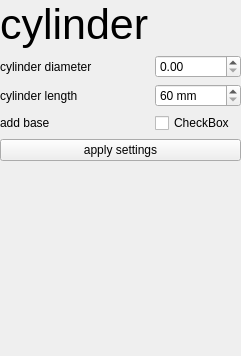
nsmela/brachify, file src/windows/ui/cylinder_view.ui: the form before one commit.
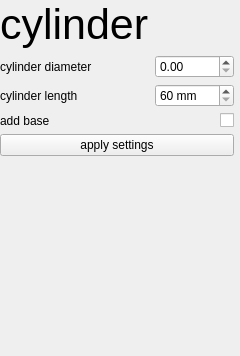
The form after the commit.

Commit message: updated cylinder view

```diff
--- a/src/windows/ui/cylinder_view.ui
+++ b/src/windows/ui/cylinder_view.ui
@@ -21,7 +21,7 @@
     <number>0</number>
    </property>
    <property name="rightMargin">
-    <number>0</number>
+    <number>6</number>
    </property>
    <property name="bottomMargin">
     <number>0</number>
@@ -51,6 +51,52 @@
    <item row="1" column="1">
     <widget class="QDoubleSpinBox" name="spinbox_diameter"/>
    </item>
+   <item row="7" column="0">
+    <spacer name="verticalSpacer">
+     <property name="orientation">
+      <enum>Qt::Vertical</enum>
+     </property>
+     <property name="sizeHint" stdset="0">
+      <size>
+       <width>20</width>
+       <height>40</height>
+      </size>
+     </property>
+    </spacer>
+   </item>
+   <item row="6" column="0" colspan="2">
+    <widget class="QPushButton" name="btn_apply_settings">
+     <property name="text">
+      <string>apply settings</string>
+     </property>
+    </widget>
+   </item>
+   <item row="4" column="0">
+    <widget class="QLabel" name="label_3">
+     <property name="text">
+      <string>add base</string>
+     </property>
+     <property name="buddy">
+      <cstring>cb_add_base</cstring>
+     </property>
+    </widget>
+   </item>
+   <item row="4" column="1">
+    <widget class="QCheckBox" name="cb_add_base">
+     <property name="layoutDirection">
+      <enum>Qt::RightToLeft</enum>
+     </property>
+     <property name="text">
+      <string/>
+     </property>
+     <property name="iconSize">
+      <size>
+       <width>16</width>
+       <height>16</height>
+      </size>
+     </property>
+    </widget>
+   </item>
    <item row="2" column="0">
     <widget class="QLabel" name="label_2">
      <property name="text">
@@ -65,7 +111,7 @@
     <widget class="QSpinBox" name="spinbox_length">
      <property name="minimumSize">
       <size>
-       <width>86</width>
+       <width>0</width>
        <height>0</height>
       </size>
      </property>
@@ -80,43 +126,6 @@
      </property>
     </widget>
    </item>
-   <item row="6" column="0">
-    <spacer name="verticalSpacer">
-     <property name="orientation">
-      <enum>Qt::Vertical</enum>
-     </property>
-     <property name="sizeHint" stdset="0">
-      <size>
-       <width>20</width>
-       <height>40</height>
-      </size>
-     </property>
-    </spacer>
-   </item>
-   <item row="5" column="0" colspan="2">
-    <widget class="QPushButton" name="btn_apply_settings">
-     <property name="text">
-      <string>apply settings</string>
-     </property>
-    </widget>
-   </item>
-   <item row="3" column="0">
-    <widget class="QLabel" name="label_3">
-     <property name="text">
-      <string>add base</string>
-     </property>
-     <property name="buddy">
-      <cstring>cb_add_base</cstring>
-     </property>
-    </widget>
-   </item>
-   <item row="3" column="1">
-    <widget class="QCheckBox" name="cb_add_base">
-     <property name="text">
-      <string>CheckBox</string>
-     </property>
-    </widget>
-   </item>
   </layout>
  </widget>
  <resources/>
```
The commit also changes 1 other file.
